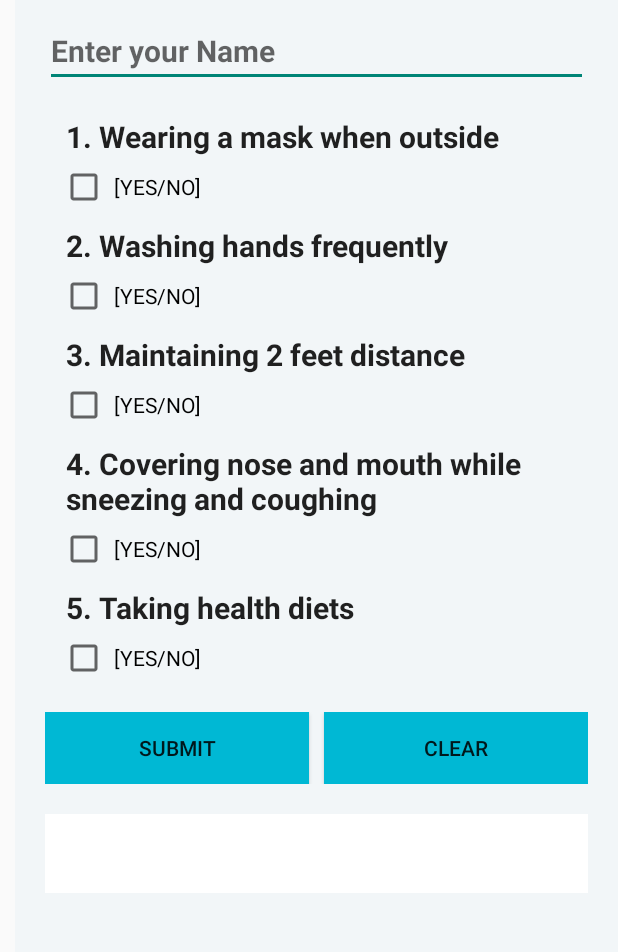
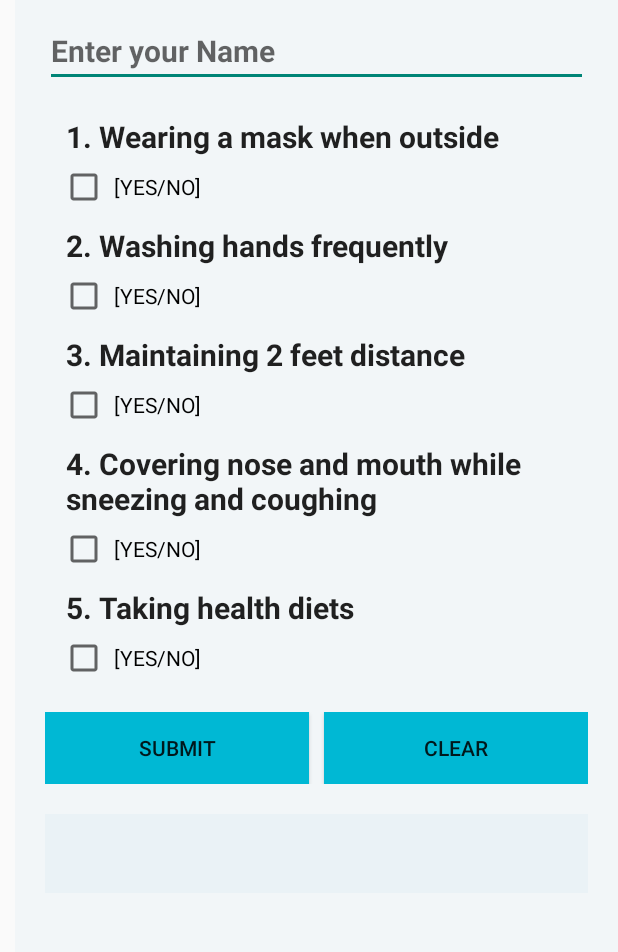
Before and after one commit to Mobile-Computing-Winter-2021/assignment0-pradeep20036, an Android app: the screen it shows after launch (MainActivity), after a tap on "CLEAR", on a phone screen of 412 x 824 dp, the part 131-1083 px from its top. Run offline under Robolectric (Android 15) with nearby library versions, the phone set to English and light mode, and no system bars; Roboto replaces fonts that are not available here; 1 other tap on this screen came first.

Commit message:
some refinements

```diff
--- a/app/src/main/java/com/example/helloworld/MainActivity.java
+++ b/app/src/main/java/com/example/helloworld/MainActivity.java
@@ -155,7 +155,7 @@ public class MainActivity extends AppCompatActivity {
         checkBox4.setChecked(false);
         checkBox5.setChecked(false);
         tv_result.setText("");
-        tv_result.setBackgroundColor(Color.WHITE);
+        tv_result.setBackgroundColor(Color.parseColor("#080277BD"));
 
     }
 }
--- a/app/src/main/java/com/example/helloworld/SecondActivity.java
+++ b/app/src/main/java/com/example/helloworld/SecondActivity.java
@@ -29,7 +29,6 @@ public class SecondActivity extends AppCompatActivity {
 
         Log.i("INFO","State of activity SecondActivity  changed from onCreate to onStart");
         Toast toast=Toast.makeText(this, "State of activity SecondActivity  changed from onCreate to onStart", Toast.LENGTH_SHORT);
-        toast.setGravity(Gravity.CENTER,0,0);
         toast.show();
 
     }
@@ -45,7 +44,6 @@ public class SecondActivity extends AppCompatActivity {
         super.onResume();
         Log.i("INFO","State of activity SecondActivity  changed from onStart to onResume");
         Toast toast=Toast.makeText(this, "State of activity SecondActivity  changed from onStart to onResume", Toast.LENGTH_SHORT);
-        toast.setGravity(Gravity.CENTER,0,0);
         toast.show();
 
     }
--- a/app/src/main/res/layout/activity_main.xml
+++ b/app/src/main/res/layout/activity_main.xml
@@ -11,6 +11,8 @@
     android:foregroundTint="#C12828"
     android:gravity="center_horizontal"
     android:orientation="vertical"
+    android:rotationX="0"
+    android:rotationY="0"
     tools:context=".MainActivity">
 
     <TextView
@@ -34,7 +36,7 @@
         android:layout_marginTop="10dp"
         android:layout_marginRight="20dp"
         android:ems="10"
-        android:hint="Enter your Name"
+        android:hint="@string/enterName"
         android:inputType="textPersonName"
         android:textSize="20sp"
         android:textStyle="bold" />
--- a/app/src/main/res/layout/activity_second.xml
+++ b/app/src/main/res/layout/activity_second.xml
@@ -34,7 +34,7 @@
       android:layout_marginTop="10dp"
       android:layout_marginRight="20dp"
       android:ems="10"
-      android:hint="Enter your Name"
+      android:hint="@string/enterYourName"
       android:inputType="textPersonName"
       android:textSize="20sp"
       android:textStyle="bold" />
--- a/app/src/main/res/values/strings.xml
+++ b/app/src/main/res/values/strings.xml
@@ -15,6 +15,7 @@
     <string name="Activity2_Heading">Your Answers </string>
 
     <string name="checkRiskStatus">Check Risk Status</string>
+    <string name="enterYourName">Enter your Name</string>
 
 
 
```
